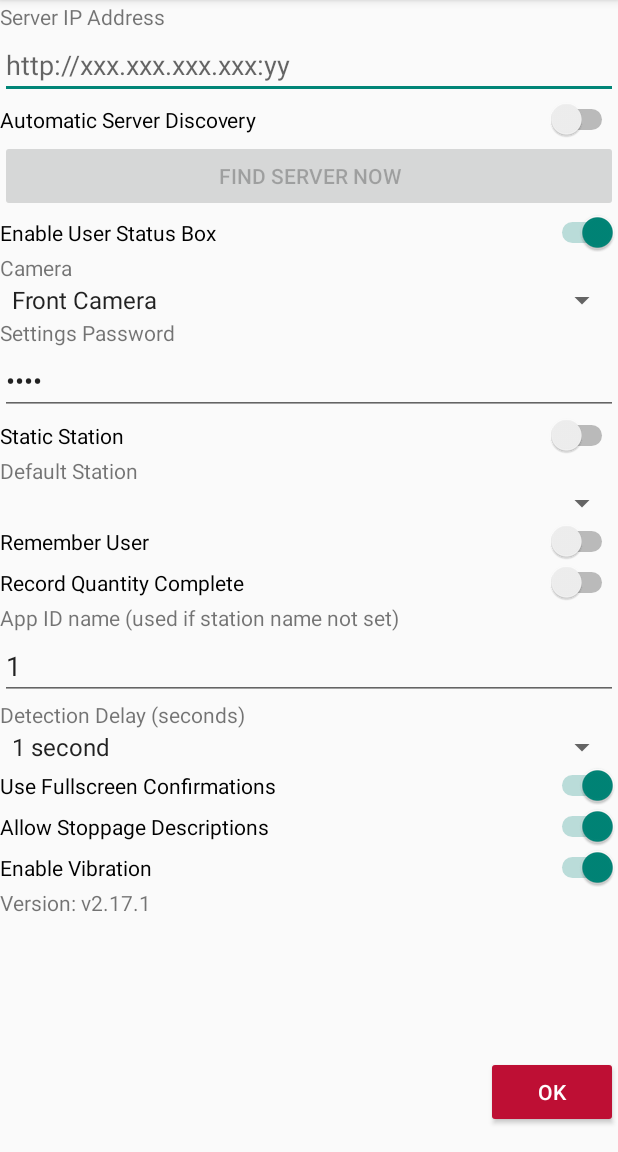
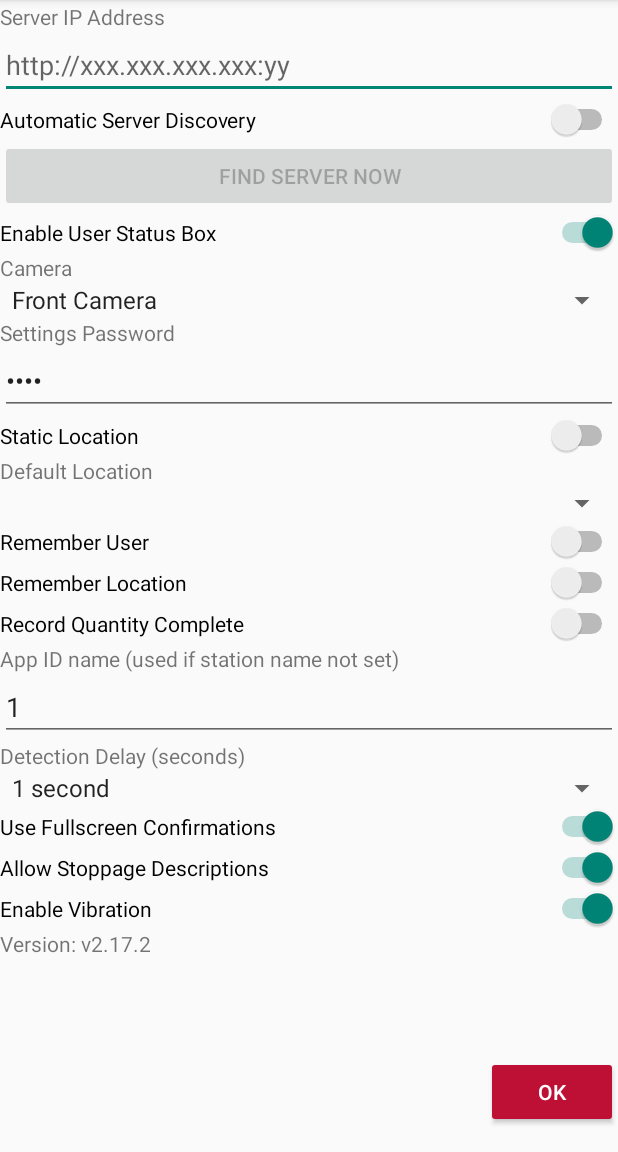
Before and after one commit to DigitME2/Work_Tracking_System_App, an Android app: the settings_page screen opened directly, with no data from a screen before it, on a phone screen of 412 x 824 dp, the part 84-1236 px from its top. Run offline under Robolectric (Android 15) with nearby library versions, the phone set to English and light mode, and no system bars.

Commit message:
remember station settings added.

```diff
--- a/app/src/main/java/com/admt/barcodereader/settings_page.java
+++ b/app/src/main/java/com/admt/barcodereader/settings_page.java
@@ -46,6 +46,7 @@ public class settings_page extends AppCompatActivity
         Spinner spDefaultStation = (Spinner)findViewById(R.id.spDefaultStation);
         Switch swStaticStation = (Switch)findViewById(R.id.swStaticStation);
         Switch swRememberUser = (Switch)findViewById(R.id.swRememberUser);
+        Switch swRememberStation = (Switch)findViewById(R.id.swRememberStation);
         Switch swQuantityComplete = (Switch)findViewById(R.id.swQuantityComplete);
         EditText tbAppIdentifierName = (EditText)findViewById(R.id.tbAppIdentifierName);
         Spinner spDetectionDelay = (Spinner)findViewById(R.id.spDetectionDelay);
@@ -74,6 +75,8 @@ public class settings_page extends AppCompatActivity
                 "staticStation",false);
         boolean rememberUser = prefs.getBoolean(
                 "rememberUser",false);
+        boolean rememberStation = prefs.getBoolean(
+                "rememberStation",false);
         boolean quantityComplete = prefs.getBoolean(
                 getString(R.string.preferences_quantity_complete),false);
         String userPrefix = prefs.getString(
@@ -141,6 +144,7 @@ public class settings_page extends AppCompatActivity
 
         swStaticStation.setChecked(staticStation);
         swRememberUser.setChecked(rememberUser);
+        swRememberStation.setChecked(rememberStation);
         swEnableUserStatus.setChecked(enableUserStatus);
         swQuantityComplete.setChecked(quantityComplete);
         tbAppIdentifierName.setText(appIdentifierName);
@@ -201,12 +205,14 @@ public class settings_page extends AppCompatActivity
         Switch swEnableUserStatus = (Switch)findViewById(R.id.swEnableUserStatus);
         Switch swStaticStation = (Switch)findViewById(R.id.swStaticStation);
         Switch swRememberUser = (Switch)findViewById(R.id.swRememberUser);
+        Switch swRememberStation = (Switch)findViewById(R.id.swRememberStation);
         Switch swQuantityComplete = (Switch)findViewById(R.id.swQuantityComplete);
         EditText tbAppIdName = (EditText)findViewById(R.id.tbAppIdentifierName);
         Spinner spDetectionDelay = (Spinner)findViewById(R.id.spDetectionDelay);
         Switch swUseFullscreenConfirmations = (Switch)findViewById(R.id.swUseFullscreenConfirmations);
         Switch swAllowStoppageDescriptions = (Switch)findViewById(R.id.swAllowStoppageDescriptions);
         Switch swEnableVibration = (Switch)findViewById(R.id.swEnableVibration);
+        Spinner spStationIdValue = (Spinner)findViewById(R.id.spStationIdValue);
 
         int camOptionSelection = spCameraSelect.getSelectedItemPosition();
         boolean useFrontCamera = true;
@@ -228,6 +234,7 @@ public class settings_page extends AppCompatActivity
         boolean enableUserStatus = swEnableUserStatus.isChecked();
         boolean enableVibration = swEnableVibration.isChecked();
         boolean rememberUser = swRememberUser.isChecked();
+        boolean rememberStation = swRememberStation.isChecked();
 
         String appIdName = tbAppIdName.getText().toString();
 
@@ -246,6 +253,7 @@ public class settings_page extends AppCompatActivity
             editor.putBoolean("enableUserStatus", enableUserStatus);
             editor.putBoolean("staticStation", staticStation);
             editor.putBoolean("rememberUser", rememberUser);
+            editor.putBoolean("rememberStation", rememberStation);
             editor.putBoolean(getString(R.string.preferences_quantity_complete), quantityComplete);
             editor.putString(getString(R.string.preferences_app_id_name), appIdName);
             editor.putBoolean("enableVibration", enableVibration);
--- a/app/src/main/res/layout/activity_settings_page.xml
+++ b/app/src/main/res/layout/activity_settings_page.xml
@@ -135,6 +135,12 @@
                 android:text="@string/remember_user" />
 
             <Switch
+                android:id="@+id/swRememberStation"
+                android:layout_width="match_parent"
+                android:layout_height="wrap_content"
+                android:text="@string/remember_station" />
+
+            <Switch
                 android:id="@+id/swQuantityComplete"
                 android:layout_width="match_parent"
                 android:layout_height="wrap_content"
@@ -190,7 +196,7 @@
                 android:id="@+id/tvAppVersion"
                 android:layout_width="match_parent"
                 android:layout_height="30dp"
-                android:text="Version: v2.17.1" />
+                android:text="Version: v2.17.2" />
 
 
         </LinearLayout>
--- a/app/src/main/res/values/strings.xml
+++ b/app/src/main/res/values/strings.xml
@@ -5,7 +5,7 @@
     <string name="job_id_label">Job Id:</string>
     <string name="user_id_label">User:</string>
     <string name="stoppage_id_label">Problem:</string>
-    <string name="station_label">Station:</string>
+    <string name="station_label">Location:</string>
     <string name="send">Send</string>
     <string name="title_activity_settings">Settings</string>
     <string name="server_client_input_path">/timelogger/scripts/server/client_input.php</string>
@@ -151,7 +151,7 @@
     <string name="settings_rework_1">Rework level 1 name</string>
     <string name="settings_rework_2">Rework level 2 name</string>
     <string name="settings_rework_3">Rework level 3 name</string>
-    <string name="settings_station_name">Default Station</string>
+    <string name="settings_station_name">Default Location</string>
     <string name="setCamera">Camera</string>
     <string name="preferences_state" translatable="false">preferencesState</string>
     <string-array name="camera_selection_options">
@@ -162,8 +162,10 @@
 
     <string name="manual_input">Manual Input</string>
     <string name="torch_light">Torch Light</string>
-    <string name="static_station">Static Station</string>
+    <string name="static_station">Static Location</string>
     <string name="remember_user">Remember User</string>
+    <string name="remember_station">Remember Location</string>
+    <string name="set_default_station">setDefaultStationId</string>
     <string name="user_prefix_label">User Prefix</string>
     <string name="job_prefix_label">Job Prefix</string>
     <string name="quantity_complete_pref_label" translatable="false">Record Quantity Complete</string>
@@ -181,7 +183,7 @@
 
     <string name="quantity_complete_alert_message">Enter Quantity Complete-</string>
 
-    <string name="app_version">v2.17.1</string>
+    <string name="app_version">v2.17.2</string>
 
     <!-- Preference Titles -->
     <string name="messages_header">Messages</string>
@@ -198,4 +200,5 @@
     </string>
     <string name="attachment_summary_off">Only download attachments when manually requested</string>
     <string name="prefs_use_server_discovery">true</string>
+    <string name="lastSeenStationName" />
 </resources>
```
Also changed, not shown: app/src/main/java/com/admt/barcodereader/dataDisplayFragment.java (+41 -13 lines).
